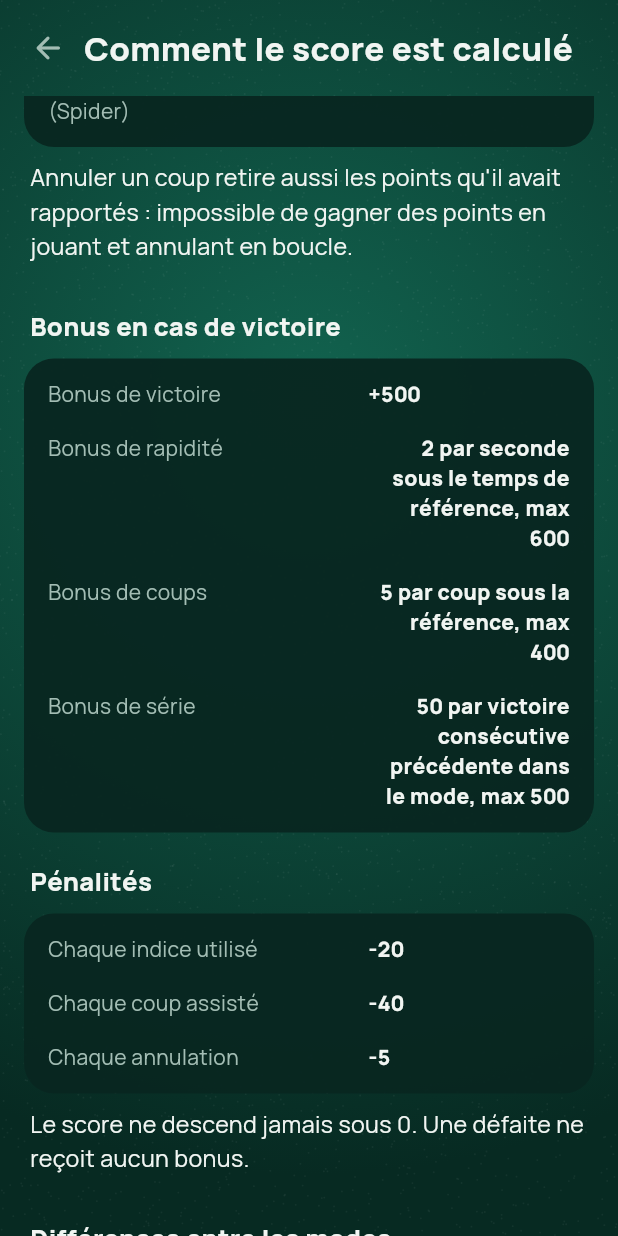
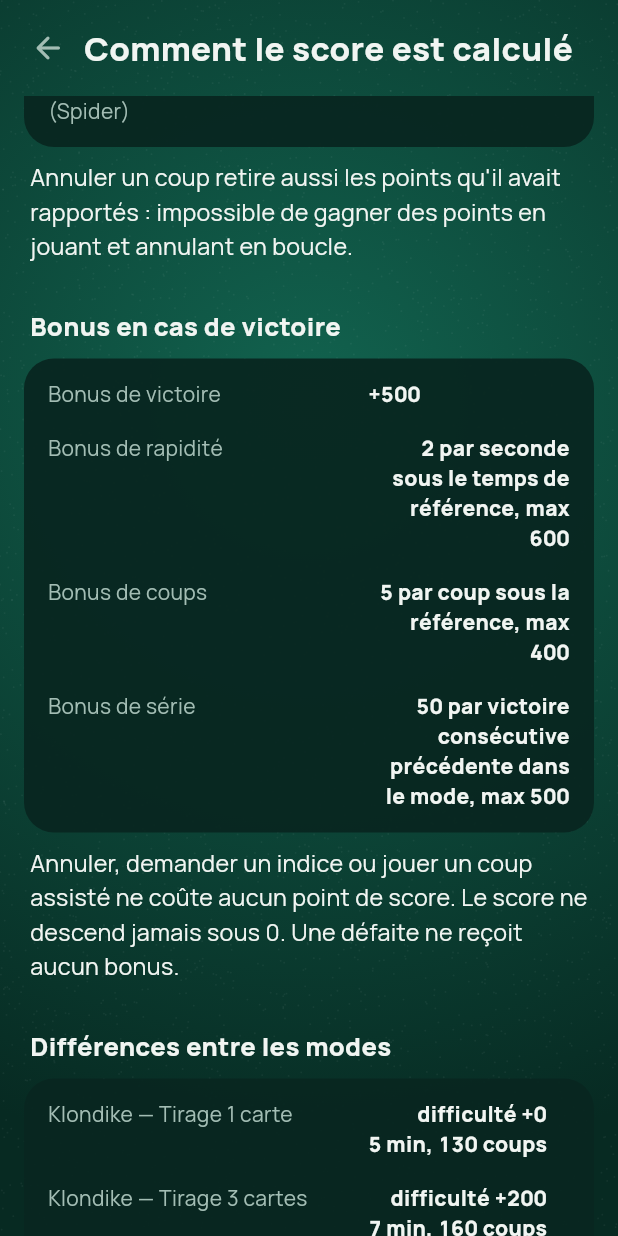
Before and after one commit to HugoErb/SoliNova, a Flutter app: the ScoringScreen widget shown alone on an empty page, opened directly, scrolled down 576 dp, on a phone screen of 412 x 824 dp. Run offline on Flutter 3.47's test engine with Material 3 defaults, Android fonts, the phone set to English and light mode, and no system bars; our stand-ins replace audioplayers, flutter_riverpod; project files that could hold a hidden picture were left out.

Commit message:
remove perte de point après bonus

```diff
--- a/lib/engine/scoring/score_calculator.dart
+++ b/lib/engine/scoring/score_calculator.dart
@@ -27,9 +27,6 @@ final class ScoreBreakdown {
     required this.speedBonus,
     required this.movesBonus,
     required this.streakBonus,
-    required this.hintPenalty,
-    this.assistedMovePenalty = 0,
-    required this.undoPenalty,
   });
 
   final int gamePoints;
@@ -38,9 +35,6 @@ final class ScoreBreakdown {
   final int speedBonus;
   final int movesBonus;
   final int streakBonus;
-  final int hintPenalty;
-  final int assistedMovePenalty;
-  final int undoPenalty;
 
   int get total {
     final raw =
@@ -49,10 +43,7 @@ final class ScoreBreakdown {
         difficultyBonus +
         speedBonus +
         movesBonus +
-        streakBonus -
-        hintPenalty -
-        assistedMovePenalty -
-        undoPenalty;
+        streakBonus;
     return raw < 0 ? 0 : raw;
   }
 }
@@ -66,9 +57,6 @@ abstract final class ScoreCalculator {
   static const movesMax = 400;
   static const streakPerWin = 50;
   static const streakMax = 500;
-  static const hintCost = 20;
-  static const assistedMoveCost = 40;
-  static const undoCost = 5;
 
   static const Map<GameMode, ModeScoring> modes = {
     GameMode.klondike1: ModeScoring(
@@ -103,20 +91,10 @@ abstract final class ScoreCalculator {
     ),
   };
 
-  /// Score affiché pendant la partie : points de jeu moins pénalités.
-  static int live({
-    required int gamePoints,
-    required int hints,
-    int assistedMoves = 0,
-    required int undos,
-  }) {
-    final v =
-        gamePoints -
-        hints * hintCost -
-        assistedMoves * assistedMoveCost -
-        undos * undoCost;
-    return v < 0 ? 0 : v;
-  }
+  /// Score affiché pendant la partie : points de jeu. Annuler, indice et coup
+  /// assisté ne coûtent rien.
+  static int live({required int gamePoints}) =>
+      gamePoints < 0 ? 0 : gamePoints;
 
   /// Score final. [previousStreak] = victoires consécutives dans ce mode
   /// avant cette partie.
@@ -126,9 +104,6 @@ abstract final class ScoreCalculator {
     required int gamePoints,
     required int elapsedMs,
     required int moves,
-    required int hints,
-    int assistedMoves = 0,
-    required int undos,
     required int previousStreak,
   }) {
     final m = modes[mode]!;
@@ -145,9 +120,6 @@ abstract final class ScoreCalculator {
           ? clamp((m.referenceMoves - moves) * movesPerMove, movesMax)
           : 0,
       streakBonus: won ? clamp(previousStreak * streakPerWin, streakMax) : 0,
-      hintPenalty: hints * hintCost,
-      assistedMovePenalty: assistedMoves * assistedMoveCost,
-      undoPenalty: undos * undoCost,
     );
   }
 }
--- a/lib/engine/session/game_session.dart
+++ b/lib/engine/session/game_session.dart
@@ -143,7 +143,7 @@ final class GameSession {
 
   GameSession withHintUsed() => _copy(hintsUsed: hintsUsed + 1);
 
-  /// Le coût reste comptabilisé après Annuler, comme celui d'un indice.
+  /// Le coup assisté reste comptabilisé après Annuler, comme un indice.
   GameSession? playAssisted(Move move) =>
       play(move)?._copy(assistedMovesUsed: assistedMovesUsed + 1);
 
--- a/lib/meta/profile/game_completion.dart
+++ b/lib/meta/profile/game_completion.dart
@@ -78,9 +78,6 @@ abstract final class GameCompletion {
         gamePoints: session.state.points,
         elapsedMs: session.elapsedMs,
         moves: session.moveCount,
-        hints: session.hintsUsed,
-        assistedMoves: session.assistedMovesUsed,
-        undos: session.undoCount,
         previousStreak: previousStreak,
       ),
       elapsedMs: session.elapsedMs,
--- a/lib/ui/screens/rules_screen.dart
+++ b/lib/ui/screens/rules_screen.dart
@@ -1,7 +1,6 @@
 import 'package:flutter/material.dart';
 
 import '../../engine/model/game_mode.dart';
-import '../../engine/scoring/score_calculator.dart';
 import '../widgets/common.dart';
 
 /// Section de règles.
@@ -147,9 +146,8 @@ const _common = [
         'explique le prochain coup d\'une suite gagnante calculée pour ta '
         'position. Chaque donne distribuée est gagnable. La baguette joue ce '
         'même coup automatiquement, '
-        'sans explication. Indice : ${ScoreCalculator.hintCost} points de score ; '
-        'coup assisté : ${ScoreCalculator.assistedMoveCost} points. '
-        'Ces deux aides sont illimitées, même à zéro point. '
+        'sans explication. Annuler, indice et coup assisté ne coûtent aucun '
+        'point de score et sont illimités. '
         'Elles empêchent de valider les objectifs et succès « sans indice ». '
         'Si tu t\'écartes du chemin et que la position est perdue, l\'aide '
         'te le dit : annule quelques coups.',
--- a/lib/ui/screens/scoring_screen.dart
+++ b/lib/ui/screens/scoring_screen.dart
@@ -76,8 +76,6 @@ class ScoringScreen extends StatelessWidget {
       gamePoints: 700,
       elapsedMs: 180000,
       moves: 110,
-      hints: 1,
-      undos: 2,
       previousStreak: 2,
     );
     // Exemple 2 : Spider 4 couleurs.
@@ -87,8 +85,6 @@ class ScoringScreen extends StatelessWidget {
       gamePoints: 1150,
       elapsedMs: 1200000,
       moves: 300,
-      hints: 0,
-      undos: 4,
       previousStreak: 0,
     );
 
@@ -99,9 +95,6 @@ class ScoringScreen extends StatelessWidget {
       ('Bonus de rapidité', '+${s.speedBonus}'),
       ('Bonus de coups', '+${s.movesBonus}'),
       ('Bonus de série', '+${s.streakBonus}'),
-      ('Pénalité indices', '-${s.hintPenalty}'),
-      ('Pénalité coups assistés', '-${s.assistedMovePenalty}'),
-      ('Pénalité annulations', '-${s.undoPenalty}'),
       ('Score final', formatNumber(s.total)),
     ];
 
@@ -166,15 +159,11 @@ class ScoringScreen extends StatelessWidget {
             '${ScoreCalculator.streakPerWin} par victoire consécutive précédente dans le mode, max ${ScoreCalculator.streakMax}',
           ),
         ]),
-        const SectionTitle('Pénalités'),
-        rows([
-          ('Chaque indice utilisé', '-${ScoreCalculator.hintCost}'),
-          ('Chaque coup assisté', '-${ScoreCalculator.assistedMoveCost}'),
-          ('Chaque annulation', '-${ScoreCalculator.undoCost}'),
-        ]),
         const SizedBox(height: 8),
         para(
-          'Le score ne descend jamais sous 0. Une défaite ne reçoit aucun bonus.',
+          'Annuler, demander un indice ou jouer un coup assisté ne coûte aucun '
+          'point de score. Le score ne descend jamais sous 0. Une défaite ne '
+          'reçoit aucun bonus.',
         ),
         const SectionTitle('Différences entre les modes'),
         rows([
@@ -193,14 +182,14 @@ class ScoringScreen extends StatelessWidget {
         ),
         const SectionTitle('Exemple : Klondike tirage 1'),
         para(
-          'Victoire en 3 min et 110 coups, 700 points de jeu, 1 indice, '
-          '2 annulations, après 2 victoires d\'affilée.',
+          'Victoire en 3 min et 110 coups, 700 points de jeu, après 2 '
+          'victoires d\'affilée.',
         ),
         rows(breakdown(ex1)),
         const SectionTitle('Exemple : Spider 4 couleurs'),
         para(
-          'Victoire en 20 min et 300 coups, 1 150 points de jeu, aucun indice, '
-          '4 annulations, première victoire de la série.',
+          'Victoire en 20 min et 300 coups, 1 150 points de jeu, première '
+          'victoire de la série.',
         ),
         rows(breakdown(ex2)),
         const SectionTitle('XP'),
```
Also changed, not shown: lib/app/game_controller.dart (+3 -8 lines), lib/ui/game/game_screen.dart (+2 -9 lines), 4 other files.
